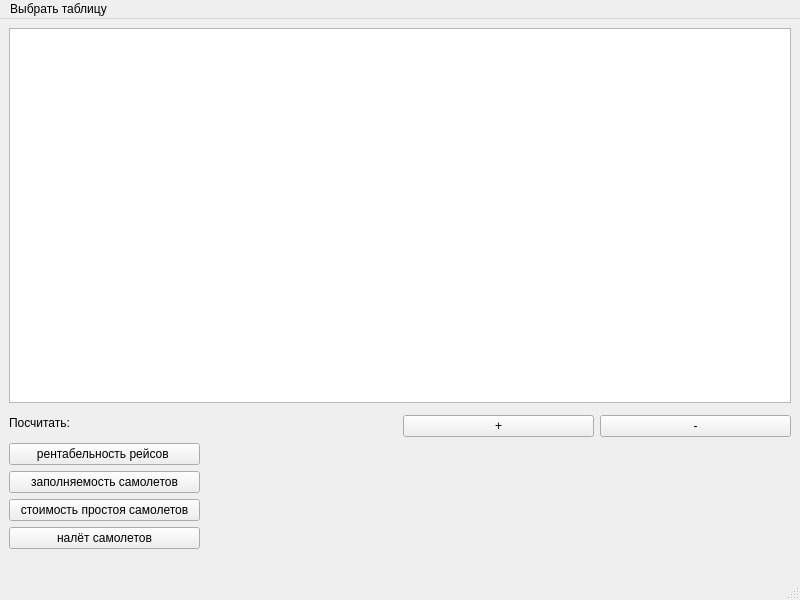
Above: form.ui from AlekseyBatuev/airline_courseword before the change. Below: the same form after it.
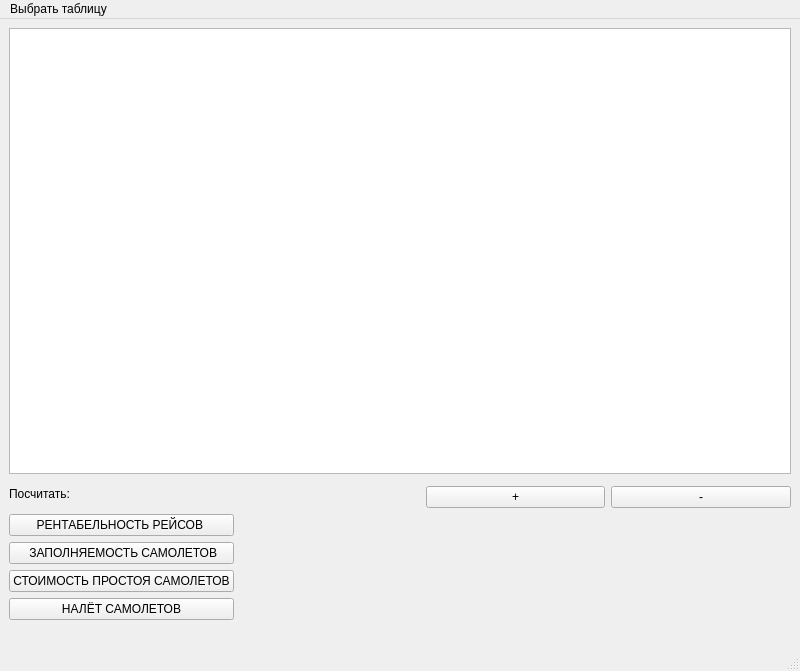
That is the form after the change. Icons and pictures are not drawn.

Commit message: Сделал кнопки с закруглениями

Diff of the .ui file:
```diff
--- a/form.ui
+++ b/form.ui
@@ -7,7 +7,7 @@
     <x>0</x>
     <y>0</y>
     <width>800</width>
-    <height>600</height>
+    <height>671</height>
    </rect>
   </property>
   <property name="minimumSize">
@@ -16,6 +16,12 @@
     <height>600</height>
    </size>
   </property>
+  <property name="maximumSize">
+   <size>
+    <width>800</width>
+    <height>16777215</height>
+   </size>
+  </property>
   <property name="windowTitle">
    <string>Авиакомпания</string>
   </property>
@@ -23,100 +29,156 @@
    <iconset>
     <normaloff>icon.png</normaloff>icon.png</iconset>
   </property>
+  <property name="styleSheet">
+   <string notr="true"/>
+  </property>
   <widget class="QWidget" name="centralwidget">
    <layout class="QGridLayout" name="gridLayout_2">
-    <item row="12" column="2">
-     <spacer name="horizontalSpacer_3">
-      <property name="orientation">
-       <enum>Qt::Horizontal</enum>
-      </property>
-      <property name="sizeHint" stdset="0">
-       <size>
-        <width>40</width>
-        <height>20</height>
-       </size>
-      </property>
-     </spacer>
-    </item>
-    <item row="8" column="1">
-     <widget class="QPushButton" name="zapolnButton">
-      <property name="text">
-       <string>заполняемость самолетов</string>
-      </property>
-     </widget>
-    </item>
-    <item row="7" column="1">
-     <widget class="QPushButton" name="rentabButton">
-      <property name="text">
-       <string>рентабельность рейсов </string>
-      </property>
-     </widget>
-    </item>
-    <item row="12" column="3">
-     <spacer name="horizontalSpacer_4">
-      <property name="orientation">
-       <enum>Qt::Horizontal</enum>
-      </property>
-      <property name="sizeHint" stdset="0">
-       <size>
-        <width>40</width>
-        <height>20</height>
-       </size>
-      </property>
-     </spacer>
-    </item>
-    <item row="9" column="1">
-     <widget class="QPushButton" name="prostoiButton">
-      <property name="text">
-       <string>стоимость простоя самолетов</string>
-      </property>
-     </widget>
-    </item>
-    <item row="12" column="4">
-     <spacer name="horizontalSpacer_2">
-      <property name="orientation">
-       <enum>Qt::Horizontal</enum>
-      </property>
-      <property name="sizeHint" stdset="0">
-       <size>
-        <width>40</width>
-        <height>20</height>
-       </size>
-      </property>
-     </spacer>
-    </item>
     <item row="11" column="1">
-     <widget class="QPushButton" name="naletButton">
+     <widget class="QPushButton" name="prostoiButton">
+      <property name="styleSheet">
+       <string notr="true">QPushButton {
+	background-color:rgb(212, 212, 212)
+	border-radius: 2;
+}</string>
+      </property>
       <property name="text">
-       <string>налёт самолетов</string>
+       <string>СТОИМОСТЬ ПРОСТОЯ САМОЛЕТОВ</string>
       </property>
      </widget>
     </item>
-    <item row="0" column="1" colspan="4">
+    <item row="1" column="1" colspan="4">
      <widget class="QTableView" name="tableView"/>
     </item>
-    <item row="12" column="1">
-     <spacer name="horizontalSpacer">
-      <property name="orientation">
-       <enum>Qt::Horizontal</enum>
+    <item row="13" column="1">
+     <widget class="QPushButton" name="naletButton">
+      <property name="styleSheet">
+       <string notr="true">QPushButton {
+	background-color:rgb(212, 212, 212)
+	border-radius: 2;
+}</string>
       </property>
-      <property name="sizeHint" stdset="0">
-       <size>
-        <width>40</width>
-        <height>20</height>
-       </size>
+      <property name="text">
+       <string>НАЛЁТ САМОЛЕТОВ</string>
       </property>
-     </spacer>
+     </widget>
     </item>
     <item row="5" column="1" rowspan="2">
      <widget class="QLabel" name="labelCalc">
+      <property name="styleSheet">
+       <string notr="true"/>
+      </property>
       <property name="text">
        <string>Посчитать:</string>
       </property>
      </widget>
     </item>
+    <item row="8" column="1">
+     <widget class="QPushButton" name="rentabButton">
+      <property name="enabled">
+       <bool>true</bool>
+      </property>
+      <property name="sizePolicy">
+       <sizepolicy hsizetype="Preferred" vsizetype="Preferred">
+        <horstretch>0</horstretch>
+        <verstretch>0</verstretch>
+       </sizepolicy>
+      </property>
+      <property name="font">
+       <font>
+        <family>Segoe UI Historic</family>
+       </font>
+      </property>
+      <property name="styleSheet">
+       <string notr="true">QPushButton {
+	background-color:rgb(212, 212, 212)
+	border-radius: 2;
+}</string>
+      </property>
+      <property name="text">
+       <string>РЕНТАБЕЛЬНОСТЬ РЕЙСОВ </string>
+      </property>
+     </widget>
+    </item>
+    <item row="9" column="1">
+     <widget class="QPushButton" name="zapolnButton">
+      <property name="styleSheet">
+       <string notr="true">QPushButton {
+	background-color:rgb(212, 212, 212)
+	border-radius: 2;
+}</string>
+      </property>
+      <property name="text">
+       <string> ЗАПОЛНЯЕМОСТЬ САМОЛЕТОВ</string>
+      </property>
+     </widget>
+    </item>
+    <item row="14" column="3">
+     <spacer name="horizontalSpacer_4">
+      <property name="orientation">
+       <enum>Qt::Horizontal</enum>
+      </property>
+      <property name="sizeHint" stdset="0">
+       <size>
+        <width>40</width>
+        <height>20</height>
+       </size>
+      </property>
+     </spacer>
+    </item>
+    <item row="14" column="1">
+     <spacer name="horizontalSpacer">
+      <property name="orientation">
+       <enum>Qt::Horizontal</enum>
+      </property>
+      <property name="sizeHint" stdset="0">
+       <size>
+        <width>40</width>
+        <height>20</height>
+       </size>
+      </property>
+     </spacer>
+    </item>
+    <item row="14" column="4">
+     <spacer name="horizontalSpacer_2">
+      <property name="orientation">
+       <enum>Qt::Horizontal</enum>
+      </property>
+      <property name="sizeHint" stdset="0">
+       <size>
+        <width>40</width>
+        <height>20</height>
+       </size>
+      </property>
+     </spacer>
+    </item>
+    <item row="14" column="2">
+     <spacer name="horizontalSpacer_3">
+      <property name="orientation">
+       <enum>Qt::Horizontal</enum>
+      </property>
+      <property name="sizeHint" stdset="0">
+       <size>
+        <width>40</width>
+        <height>20</height>
+       </size>
+      </property>
+     </spacer>
+    </item>
     <item row="6" column="3">
      <widget class="QPushButton" name="addRowButton">
+      <property name="sizePolicy">
+       <sizepolicy hsizetype="Minimum" vsizetype="Minimum">
+        <horstretch>0</horstretch>
+        <verstretch>0</verstretch>
+       </sizepolicy>
+      </property>
+      <property name="styleSheet">
+       <string notr="true">QPushButton {
+	background-color:rgb(212, 212, 212)
+	border-radius: 2;
+}</string>
+      </property>
       <property name="text">
        <string>+</string>
       </property>
@@ -124,6 +186,18 @@
     </item>
     <item row="6" column="4">
      <widget class="QPushButton" name="delRowButton">
+      <property name="sizePolicy">
+       <sizepolicy hsizetype="Minimum" vsizetype="Minimum">
+        <horstretch>0</horstretch>
+        <verstretch>0</verstretch>
+       </sizepolicy>
+      </property>
+      <property name="styleSheet">
+       <string notr="true">QPushButton {
+	background-color:rgb(212, 212, 212)
+	border-radius: 2;
+}</string>
+      </property>
       <property name="text">
        <string>-</string>
       </property>
```
Left out of the diff: 11 changed lines with no effect on the pictures. The commit also changes 3 other files.
